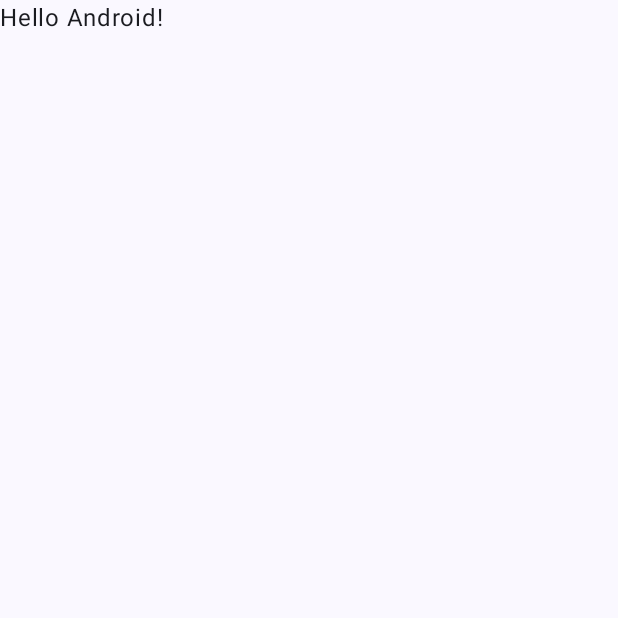
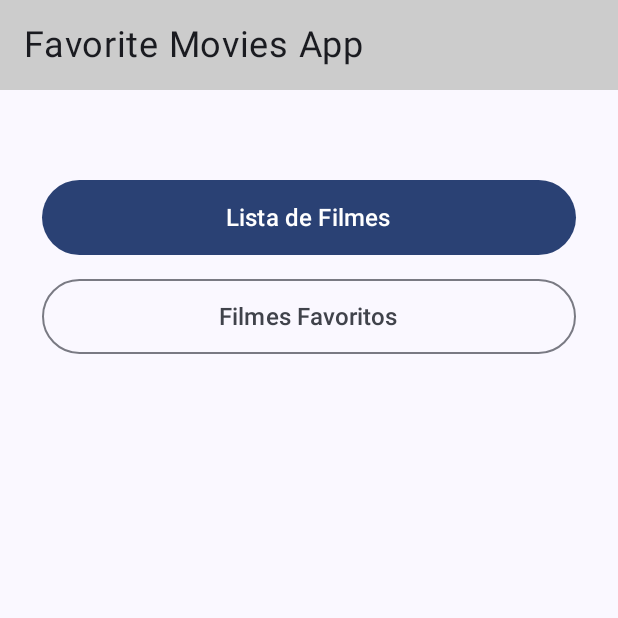
Before and after one commit to juceliocosta/favorite-movies, an Android app built with Jetpack Compose: the screen it shows after launch (MainActivity), on a phone screen of 412 x 824 dp, the top half of it. Before the commit the part shown is almost empty. Run offline under Robolectric (Android 15) with nearby library versions, the phone set to English and light mode, and no system bars; our stand-ins replace Room's generated code.

Commit message:
adiciona navegação do app

```diff
--- a/app/src/main/java/com/br/favorite_movies/MainActivity.kt
+++ b/app/src/main/java/com/br/favorite_movies/MainActivity.kt
@@ -7,10 +7,12 @@ import androidx.activity.enableEdgeToEdge
 import androidx.compose.foundation.layout.fillMaxSize
 import androidx.compose.foundation.layout.padding
 import androidx.compose.material3.Scaffold
+import androidx.compose.material3.Surface
 import androidx.compose.material3.Text
 import androidx.compose.runtime.Composable
 import androidx.compose.ui.Modifier
 import androidx.compose.ui.tooling.preview.Preview
+import com.br.favorite_movies.ui.navigation.MoviesNavGraph
 import com.br.favorite_movies.ui.theme.FavoritemoviesTheme
 
 class MainActivity : ComponentActivity() {
@@ -19,29 +21,10 @@ class MainActivity : ComponentActivity() {
         enableEdgeToEdge()
         setContent {
             FavoritemoviesTheme {
-                Scaffold(modifier = Modifier.fillMaxSize()) { innerPadding ->
-                    Greeting(
-                        name = "Android",
-                        modifier = Modifier.padding(innerPadding)
-                    )
+                Surface(modifier = Modifier.fillMaxSize()) {
+                    MoviesNavGraph()
                 }
             }
         }
     }
 }
-
-@Composable
-fun Greeting(name: String, modifier: Modifier = Modifier) {
-    Text(
-        text = "Hello $name!",
-        modifier = modifier
-    )
-}
-
-@Preview(showBackground = true)
-@Composable
-fun GreetingPreview() {
-    FavoritemoviesTheme {
-        Greeting("Android")
-    }
-}
--- a/app/src/main/java/com/br/favorite_movies/ui/ViewModelFactory.kt
+++ b/app/src/main/java/com/br/favorite_movies/ui/ViewModelFactory.kt
@@ -9,7 +9,7 @@ import com.br.favorite_movies.ui.screens.movielist.MovieListViewModel
 
 class AppViewModelFactory(
     private val repository: MovieRepository,
-    private val imdbId: String? = null
+    private val id: String? = null
 ) : ViewModelProvider.Factory {
 
     @Suppress("UNCHECKED_CAST")
@@ -19,8 +19,8 @@ class AppViewModelFactory(
                 MovieListViewModel(repository) as T
             }
             modelClass.isAssignableFrom(MovieDetailsViewModel::class.java) -> {
-                requireNotNull(imdbId) { "imdbId is required for MovieDetailsViewModel" }
-                MovieDetailsViewModel(repository, imdbId) as T
+                requireNotNull(id) { "id is required for MovieDetailsViewModel" }
+                MovieDetailsViewModel(repository, id) as T
             }
             modelClass.isAssignableFrom(FavoritesViewModel::class.java) -> {
                 FavoritesViewModel(repository) as T
--- /dev/null
+++ b/app/src/main/java/com/br/favorite_movies/ui/navigation/NavGraph.kt
@@ -0,0 +1,91 @@
+package com.br.favorite_movies.ui.navigation
+
+import androidx.compose.runtime.Composable
+import androidx.compose.ui.platform.LocalContext
+import androidx.lifecycle.viewmodel.compose.viewModel
+import androidx.navigation.NavHostController
+import androidx.navigation.NavType
+import androidx.navigation.compose.NavHost
+import androidx.navigation.compose.composable
+import androidx.navigation.compose.rememberNavController
+import androidx.navigation.navArgument
+import com.br.favorite_movies.FavoriteMoviesApplication
+import com.br.favorite_movies.ui.AppViewModelFactory
+import com.br.favorite_movies.ui.screens.favorites.FavoritesScreen
+import com.br.favorite_movies.ui.screens.favorites.FavoritesViewModel
+import com.br.favorite_movies.ui.screens.home.HomeScreen
+import com.br.favorite_movies.ui.screens.moviedetails.MovieDetailsScreen
+import com.br.favorite_movies.ui.screens.moviedetails.MovieDetailsViewModel
+import com.br.favorite_movies.ui.screens.movielist.MovieListScreen
+import com.br.favorite_movies.ui.screens.movielist.MovieListViewModel
+
+object NavRoutes {
+    const val HOME = "home"
+    const val MOVIE_LIST = "movie_list"
+    const val MOVIE_DETAILS = "movie_details/{id}"
+    const val FAVORITES = "favorites"
+
+    fun createMovieDetailsRoute(id: String): String = "movie_details/$id"
+}
+
+@Composable
+fun MoviesNavGraph(
+    navController: NavHostController = rememberNavController()
+) {
+    val context = LocalContext.current.applicationContext
+    val appContainer = (context as FavoriteMoviesApplication).container
+
+    NavHost(
+        navController = navController,
+        startDestination = NavRoutes.HOME
+    ) {
+        composable(NavRoutes.HOME) {
+            HomeScreen(
+                onNavigateToMovieList = { navController.navigate(NavRoutes.MOVIE_LIST) },
+                onNavigateToFavorites = { navController.navigate(NavRoutes.FAVORITES) }
+            )
+        }
+
+        composable(NavRoutes.MOVIE_LIST) {
+            val movieListViewModel: MovieListViewModel = viewModel(
+                factory = AppViewModelFactory(appContainer.movieRepository)
+            )
+            MovieListScreen(
+                viewModel = movieListViewModel,
+                onMovieClick = { id ->
+                    navController.navigate(NavRoutes.createMovieDetailsRoute(id))
+                },
+                onNavigateBack = { navController.popBackStack() }
+            )
+        }
+
+        composable(
+            route = NavRoutes.MOVIE_DETAILS,
+            arguments = listOf(
+                navArgument("id") { type = NavType.StringType }
+            )
+        ) { backStackEntry ->
+            val id = backStackEntry.arguments?.getString("id") ?: ""
+            val movieDetailsViewModel: MovieDetailsViewModel = viewModel(
+                factory = AppViewModelFactory(appContainer.movieRepository, id = id)
+            )
+            MovieDetailsScreen(
+                viewModel = movieDetailsViewModel,
+                onNavigateBack = { navController.popBackStack() }
+            )
+        }
+
+        composable(NavRoutes.FAVORITES) {
+            val favoritesViewModel: FavoritesViewModel = viewModel(
+                factory = AppViewModelFactory(appContainer.movieRepository)
+            )
+            FavoritesScreen(
+                viewModel = favoritesViewModel,
+                onMovieClick = { id ->
+                    navController.navigate(NavRoutes.createMovieDetailsRoute(id))
+                },
+                onNavigateBack = { navController.popBackStack() }
+            )
+        }
+    }
+}
```
